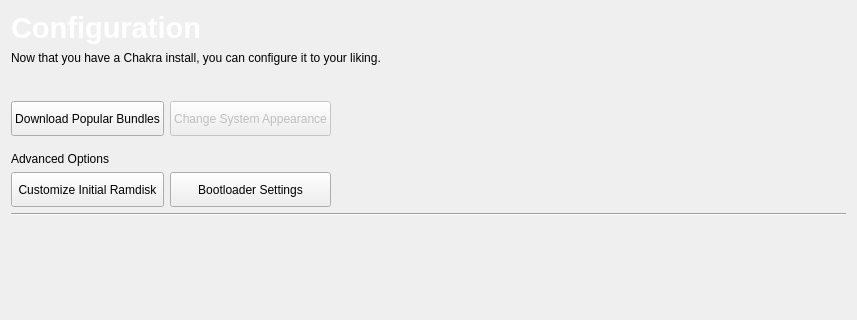
First picture: the form in ui/pages/config.ui, repository abveritas/Tribe, before the edit; both pictures show x 0 to 857 and y 0 to 320 of the 857 by 747 pixel window.
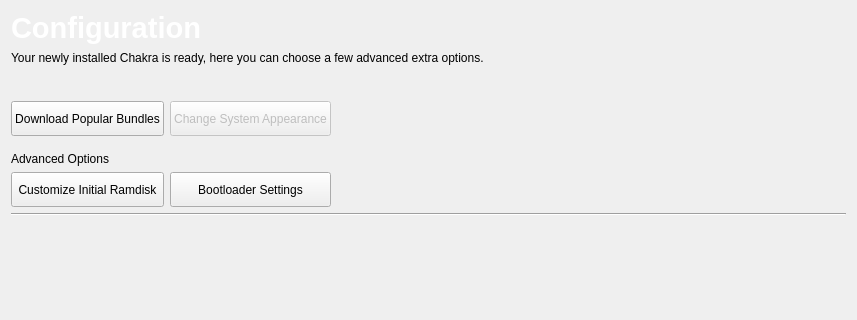
Second picture: the form after the edit. Custom widgets are drawn as their Qt base class.

Commit message: no configurations left, just advanced options

What changed in the file:
```diff
--- a/ui/pages/config.ui
+++ b/ui/pages/config.ui
@@ -937,7 +937,7 @@
    <item row="1" column="0">
     <widget class="QLabel" name="label_2">
      <property name="text">
-      <string>Now that you have a Chakra install, you can configure it to your liking.</string>
+      <string>Your newly installed Chakra is ready, here you can choose a few advanced extra options.</string>
      </property>
      <property name="wordWrap">
       <bool>true</bool>
```
